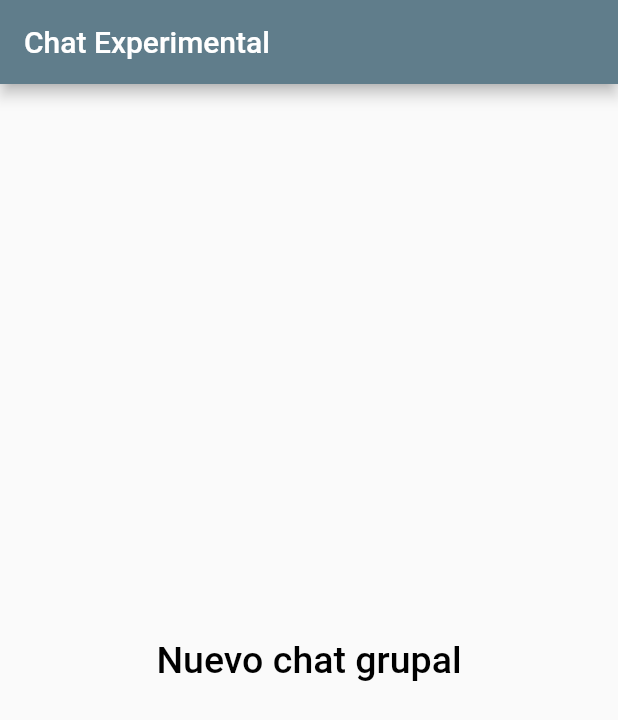
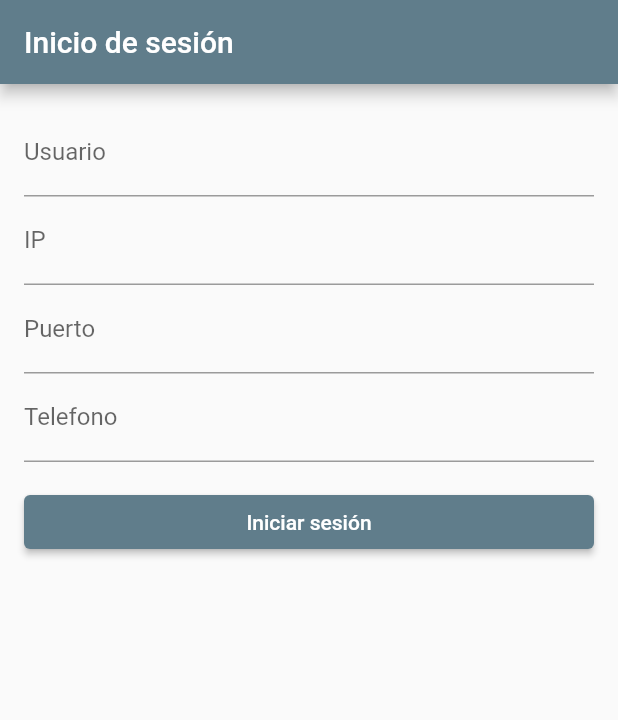
Before and after one commit to alexgcode/flutter_chat_app, a Flutter app: the screen it shows after launch, on a phone screen of 412 x 824 dp. Shown: the top 720 px of the screen. Run offline on Flutter 3.47's test engine with Material 2 defaults, Android fonts, the phone set to English and light mode, and no system bars; our stand-ins replace file_picker.

Commit message:
visual changes

```diff
--- a/lib/home_page.dart
+++ b/lib/home_page.dart
@@ -1,5 +1,5 @@
 import 'package:flutter/material.dart';
-import 'package:flutter_application_1/group_page.dart';
+import 'package:flutter_application_1/inicio_page.dart';
 
 class HomePage extends StatefulWidget{
   const HomePage({Key? key}) : super(key: key);
@@ -9,6 +9,100 @@ class HomePage extends StatefulWidget{
 }
 
 class _HomePageState extends State<HomePage> {
+  final _formKey = GlobalKey<FormState>();
+  final TextEditingController _nameController = TextEditingController();
+  final TextEditingController _ipController = TextEditingController();
+  final TextEditingController _portController = TextEditingController();
+  final TextEditingController _numController = TextEditingController();
+
+  @override
+  Widget build(BuildContext context) {
+    return Scaffold(
+      appBar: AppBar(
+        title: const Text('Inicio de sesión'),
+      ),
+      body: Padding(
+        padding: const EdgeInsets.all(16.0),
+        child: Form(
+          key: _formKey,
+          child: Column(
+            crossAxisAlignment: CrossAxisAlignment.stretch,
+            children: [
+              TextFormField(
+                controller: _nameController,
+                decoration: const InputDecoration(
+                  labelText: 'Usuario',
+                ),
+                validator: (value) {
+                  if (value!.isEmpty) {
+                    return 'Por favor, ingresa tu nombre de usuario';
+                  }
+                  return null;
+                },
+              ),
+              TextFormField(
+                controller: _ipController,
+                decoration: const InputDecoration(
+                  labelText: 'IP',
+                ),
+                validator: (value) {
+                  if (value!.isEmpty) {
+                    return 'Por favor, ingresa la IP';
+                  }
+                  return null;
+                },
+              ),
+              TextFormField(
+                controller: _portController,
+                decoration: const InputDecoration(
+                  labelText: 'Puerto',
+                ),
+                validator: (value) {
+                  if (value!.isEmpty) {
+                    return 'Por favor, ingresa el puerto';
+                  }
+                  return null;
+                },
+              ),
+              TextFormField(
+                controller: _numController,
+                decoration: const InputDecoration(
+                  labelText: 'Telefono',
+                ),
+                validator: (value) {
+                  if (value!.isEmpty) {
+                    return 'Por favor, ingresa tu numero de telefono';
+                  }
+                  return null;
+                },
+              ),
+              const SizedBox(height: 16.0),
+              ElevatedButton(
+                onPressed: () {
+                  if (_formKey.currentState!.validate()) {
+                    String name = _nameController.text;
+                    String ip = _ipController.text;
+                    String port = _portController.text;
+                    String num = _numController.text;
+                    _nameController.clear();
+                    Navigator.pop(context);
+                    Navigator.push(context, MaterialPageRoute(builder:
+                    (context) => IniPage(name: name, ip: ip, port: port, num: num)));
+                  }
+                },
+                child: const Text('Iniciar sesión'),
+              ),
+            ],
+          ),
+        ),
+      ),
+    );
+  }
+}
+
+
+
+/*class _HomePageState extends State<HomePage> {
   TextEditingController nameController = TextEditingController();
   TextEditingController IPController = TextEditingController();
   TextEditingController PortController = TextEditingController();
@@ -64,16 +158,6 @@ class _HomePageState extends State<HomePage> {
                     ),
                   ],
                 ),
-                /*TextFormField(
-                  controller: nameController,
-                  validator: (value){
-                  if(value == null || value.isEmpty){
-                    return "Ingrese un nombre de usuario";
-                  }
-                  return null;
-                  },
-                ),*/
-
               ),
               actions: [
                 TextButton(onPressed: (){nameController.clear(); Navigator.pop(context);}, child: const Text("Cancel")),
@@ -103,4 +187,4 @@ class _HomePageState extends State<HomePage> {
     ),
     );
   }
-}
+}*/
--- a/pubspec.yaml
+++ b/pubspec.yaml
@@ -39,6 +39,7 @@ dependencies:
   socket_io_client: ^1.0.2
   web_socket_channel: ^2.4.0
   tcp_socket_connection: ^0.3.1
+  file_picker: ^5.3.2
 
 dev_dependencies:
   flutter_test:
```
Also changed, not shown: lib/group_page.dart (+70 -69 lines), lib/inicio_page.dart (added, +130 -0 lines), pubspec.lock.
